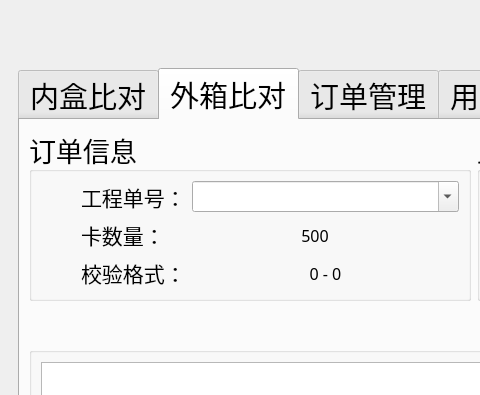
Before: the Qt Designer form res/ui/main_window.ui in zelviner/BarcodeCompare, drawn with Qt 5; both pictures show x 0 to 480 and y 0 to 395 of the 1168 by 674 pixel window.
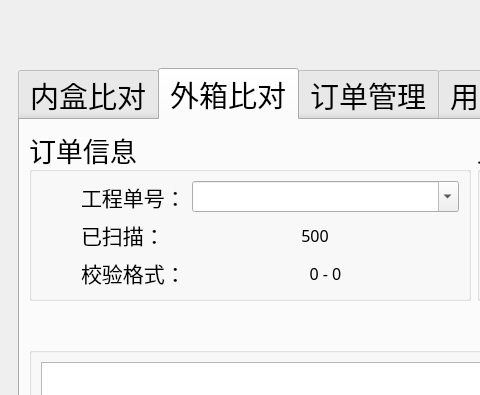
After: the same form once the commit is applied. The open tabs and pages were chosen to show the change.

Commit message: refactor: 修改标签名和逻辑以支持外箱扫描功能

Diff of the .ui file:
```diff
--- a/res/ui/main_window.ui
+++ b/res/ui/main_window.ui
@@ -561,7 +561,7 @@
                      </font>
                     </property>
                     <property name="text">
-                     <string>卡数量：</string>
+                     <string>已扫描：</string>
                     </property>
                    </widget>
                   </item>
```
Left out of the diff: 22 changed lines with no effect on the pictures. The commit also changes 6 other files.
